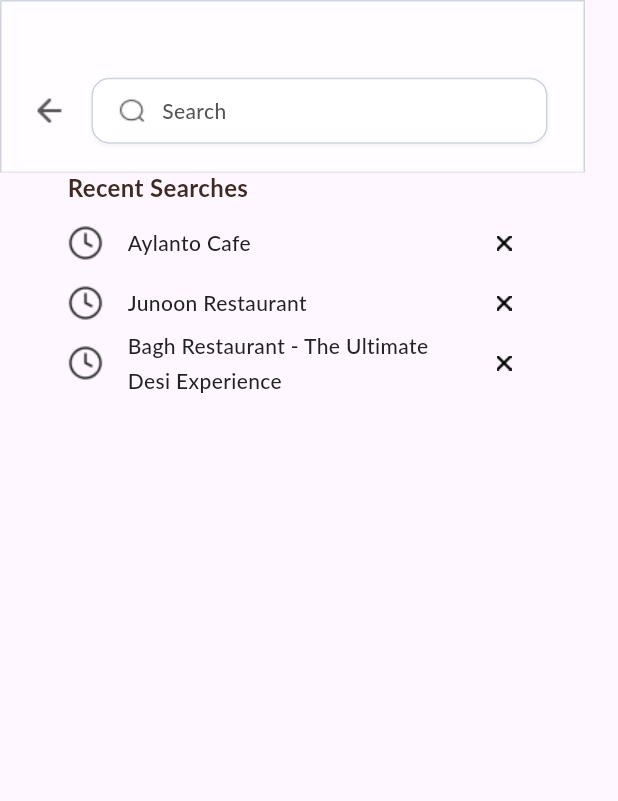
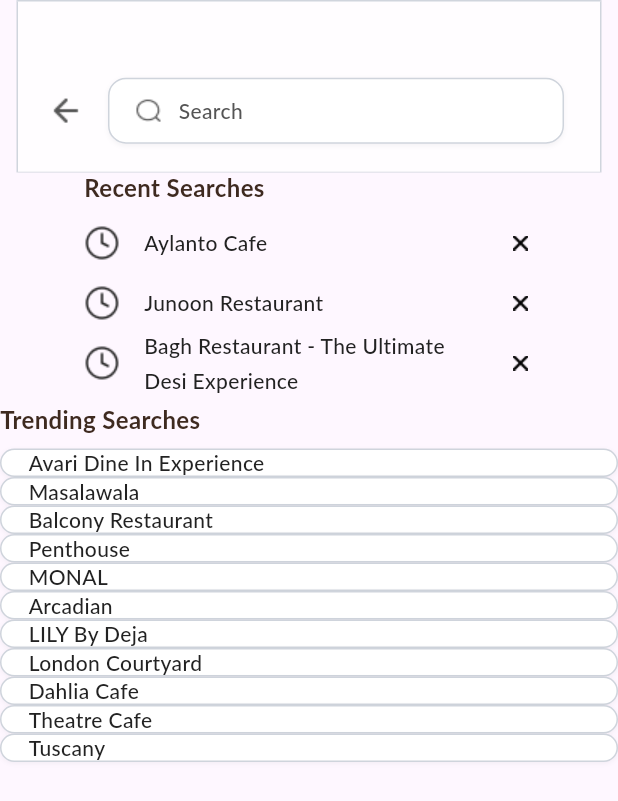
Before and after one commit to Sarah-Rafi/Eataly, a Flutter app: the SearchScreen screen opened directly, on a phone screen of 412 x 824 dp. Shown: the top 801 px of the screen. Run offline on Flutter 3.47's test engine with Material 3 defaults, Android fonts, the phone set to English and light mode, and no system bars; Roboto replaces fonts that are missing (Lato).

Commit message:
Initial commit

```diff
--- a/lib/loginscreen.dart
+++ b/lib/loginscreen.dart
@@ -127,7 +127,6 @@ class LoginScreen extends StatelessWidget {
                   top: 682,
                   child: InkWell(
                     onTap: () {
-                      // Navigate to SignupScreen when "Sign Up for an account" is pressed
                       Navigator.push(
                         context,
                         MaterialPageRoute(builder: (context) => SignupScreen()),
--- a/lib/otpscreen.dart
+++ b/lib/otpscreen.dart
@@ -176,7 +176,6 @@ class OtpScreen extends StatelessWidget {
                     top: 0,
                     child: GestureDetector(
                       onTap: () {
-                        // Navigate to the HomeScreen when "Get Started" is pressed
                         Navigator.push(
                           context,
                           MaterialPageRoute(builder: (context) => HomeScreen()),
--- a/lib/searchscreen.dart
+++ b/lib/searchscreen.dart
@@ -381,8 +381,79 @@ class SearchScreen extends StatelessWidget {
               ],
             ),
           ),
+          SizedBox(
+            width: double.infinity,
+            child: Column(
+              mainAxisSize: MainAxisSize.min,
+              mainAxisAlignment: MainAxisAlignment.start,
+              crossAxisAlignment: CrossAxisAlignment.start,
+              children: [
+                Text(
+                  'Trending Searches',
+                  style: TextStyle(
+                    color: Color(0xFF3E2A20),
+                    fontSize: 16,
+                    fontFamily: 'Lato',
+                    fontWeight: FontWeight.w700,
+                    height: 0,
+                  ),
+                ),
+                const SizedBox(height: 10),
+                trendingOvalContainer('Avari Dine In Experience'),
+                trendingOvalContainer('Masalawala'),
+                trendingOvalContainer('Balcony Restaurant'),
+                trendingOvalContainer('Penthouse'),
+                trendingOvalContainer('MONAL'),
+                trendingOvalContainer('Arcadian'),
+                trendingOvalContainer('LILY By Deja'),
+                trendingOvalContainer('London Courtyard'),
+                trendingOvalContainer('Dahlia Cafe'),
+                trendingOvalContainer('Theatre Cafe'),
+                trendingOvalContainer('Tuscany'),
+              ],
+            ),
+          ),
         ],
       ),
     );
   }
+
+  Widget trendingOvalContainer(String text) {
+    return Container(
+      width: double.infinity,
+      decoration: BoxDecoration(
+        color: Colors.white,
+        borderRadius: BorderRadius.circular(20),
+        border: Border.all(width: 1, color: Color(0xFFCFD4DC)),
+        boxShadow: [
+          BoxShadow(
+            color: Color(0x0C101828),
+            blurRadius: 2,
+            offset: Offset(0, 1),
+            spreadRadius: 0,
+          )
+        ],
+      ),
+      child: Padding(
+        padding: const EdgeInsets.all(8.0),
+        child: Row(
+          children: [
+            const SizedBox(width: 10),
+            Expanded(
+              child: Text(
+                text,
+                style: TextStyle(
+                  color: Color(0xFF222222),
+                  fontSize: 14,
+                  fontFamily: 'Lato',
+                  fontWeight: FontWeight.w500,
+                  height: 0.09,
+                ),
+              ),
+            ),
+          ],
+        ),
+      ),
+    );
+  }
 }
```
